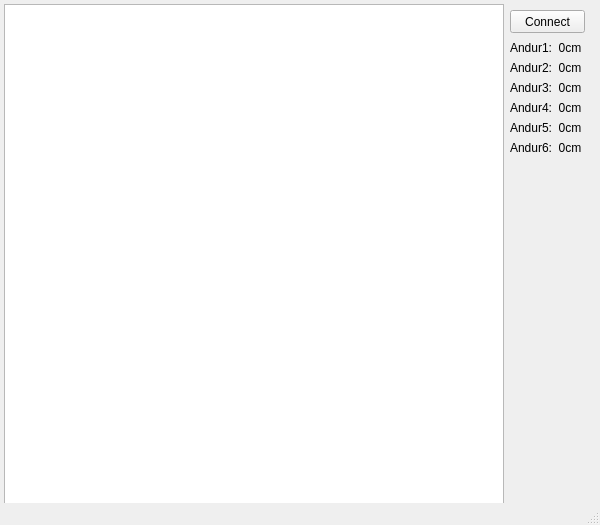
Before: the Qt Designer form Software/PC/PC/followerui.ui in TalTechRobotiklubi/Follower, drawn with Qt 5.
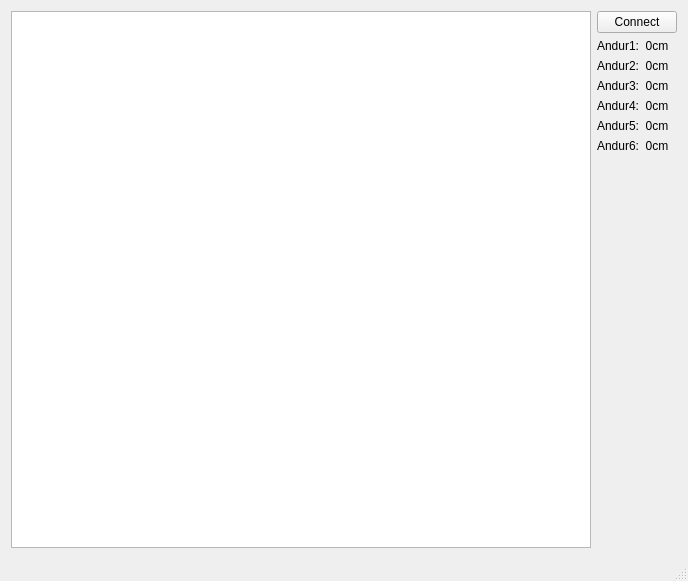
After: the same form once the commit is applied.

Commit message: muudetud pisut koodi välimus ning ui paigutust ja lisasin connecct või Disconect nupu teksitks

```diff
--- a/Software/PC/PC/followerui.ui
+++ b/Software/PC/PC/followerui.ui
@@ -6,115 +6,89 @@
    <rect>
     <x>0</x>
     <y>0</y>
-    <width>600</width>
-    <height>525</height>
+    <width>688</width>
+    <height>581</height>
    </rect>
   </property>
   <property name="windowTitle">
    <string>Follower</string>
   </property>
   <widget class="QWidget" name="centralWidget">
+   <layout class="QGridLayout" name="gridLayout">
+    <item row="0" column="1">
+     <layout class="QHBoxLayout" name="horizontalLayout">
+      <item>
+       <widget class="QGraphicsView" name="graphicsView"/>
+      </item>
+      <item>
+       <layout class="QVBoxLayout" name="verticalLayout">
+        <item>
    <widget class="QPushButton" name="btnConnect">
-    <property name="geometry">
-     <rect>
-      <x>510</x>
-      <y>10</y>
-      <width>75</width>
-      <height>23</height>
-     </rect>
-    </property>
     <property name="text">
      <string>Connect</string>
     </property>
    </widget>
+        </item>
+        <item>
    <widget class="QLabel" name="lbl_andur1">
-    <property name="geometry">
-     <rect>
-      <x>510</x>
-      <y>40</y>
-      <width>81</width>
-      <height>16</height>
-     </rect>
-    </property>
     <property name="text">
      <string>Andur1:  0cm</string>
     </property>
    </widget>
+        </item>
+        <item>
    <widget class="QLabel" name="lbl_andur2">
-    <property name="geometry">
-     <rect>
-      <x>510</x>
-      <y>60</y>
-      <width>81</width>
-      <height>16</height>
-     </rect>
-    </property>
     <property name="text">
      <string>Andur2:  0cm</string>
     </property>
    </widget>
+        </item>
+        <item>
    <widget class="QLabel" name="lbl_andur3">
-    <property name="geometry">
-     <rect>
-      <x>510</x>
-      <y>80</y>
-      <width>81</width>
-      <height>16</height>
-     </rect>
-    </property>
     <property name="text">
      <string>Andur3:  0cm</string>
     </property>
    </widget>
+        </item>
+        <item>
    <widget class="QLabel" name="lbl_andur4">
-    <property name="geometry">
-     <rect>
-      <x>510</x>
-      <y>100</y>
-      <width>81</width>
-      <height>16</height>
-     </rect>
-    </property>
     <property name="text">
      <string>Andur4:  0cm</string>
     </property>
    </widget>
-   <widget class="QGraphicsView" name="graphicsView">
-    <property name="geometry">
-     <rect>
-      <x>4</x>
-      <y>4</y>
-      <width>500</width>
-      <height>500</height>
-     </rect>
-    </property>
-   </widget>
+        </item>
+        <item>
    <widget class="QLabel" name="lbl_andur5">
-    <property name="geometry">
-     <rect>
-      <x>510</x>
-      <y>120</y>
-      <width>81</width>
-      <height>16</height>
-     </rect>
-    </property>
     <property name="text">
      <string>Andur5:  0cm</string>
     </property>
    </widget>
+        </item>
+        <item>
    <widget class="QLabel" name="lbl_andur6">
-    <property name="geometry">
-     <rect>
-      <x>510</x>
-      <y>140</y>
-      <width>81</width>
-      <height>16</height>
-     </rect>
-    </property>
     <property name="text">
      <string>Andur6:  0cm</string>
     </property>
    </widget>
+        </item>
+        <item>
+         <spacer name="verticalSpacer">
+          <property name="orientation">
+           <enum>Qt::Vertical</enum>
+          </property>
+          <property name="sizeHint" stdset="0">
+           <size>
+            <width>20</width>
+            <height>40</height>
+           </size>
+          </property>
+         </spacer>
+        </item>
+       </layout>
+      </item>
+     </layout>
+    </item>
+   </layout>
   </widget>
   <widget class="QStatusBar" name="statusBar"/>
  </widget>
```
Lines whose indentation alone changed are shown as unchanged. The commit also changes 3 other files.
